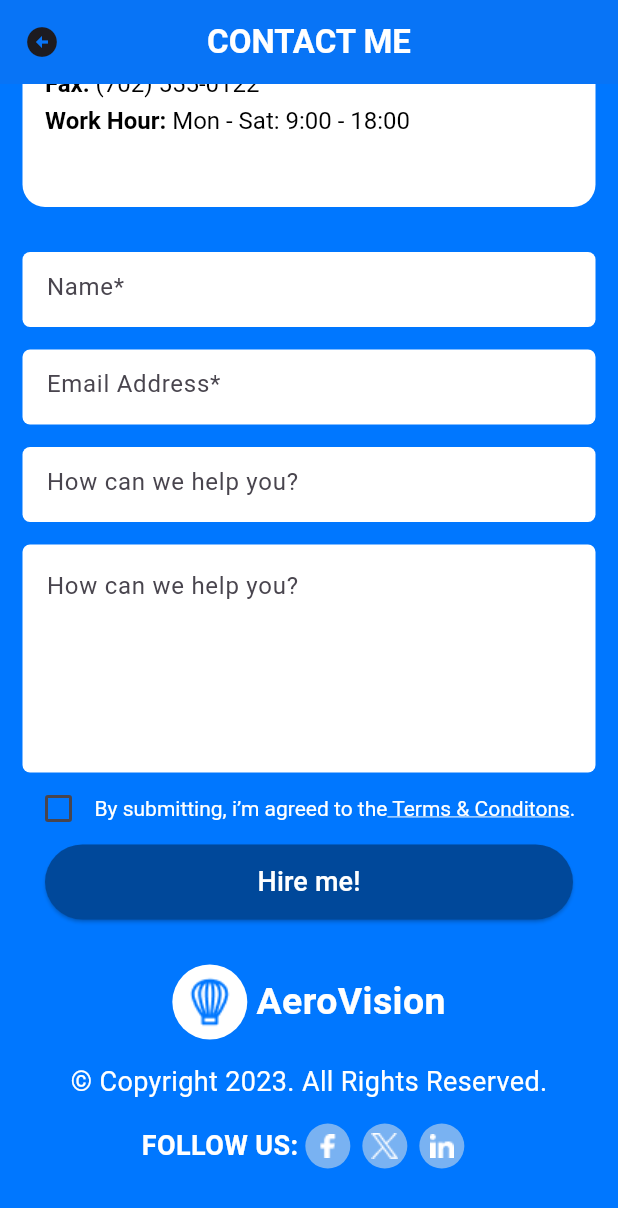
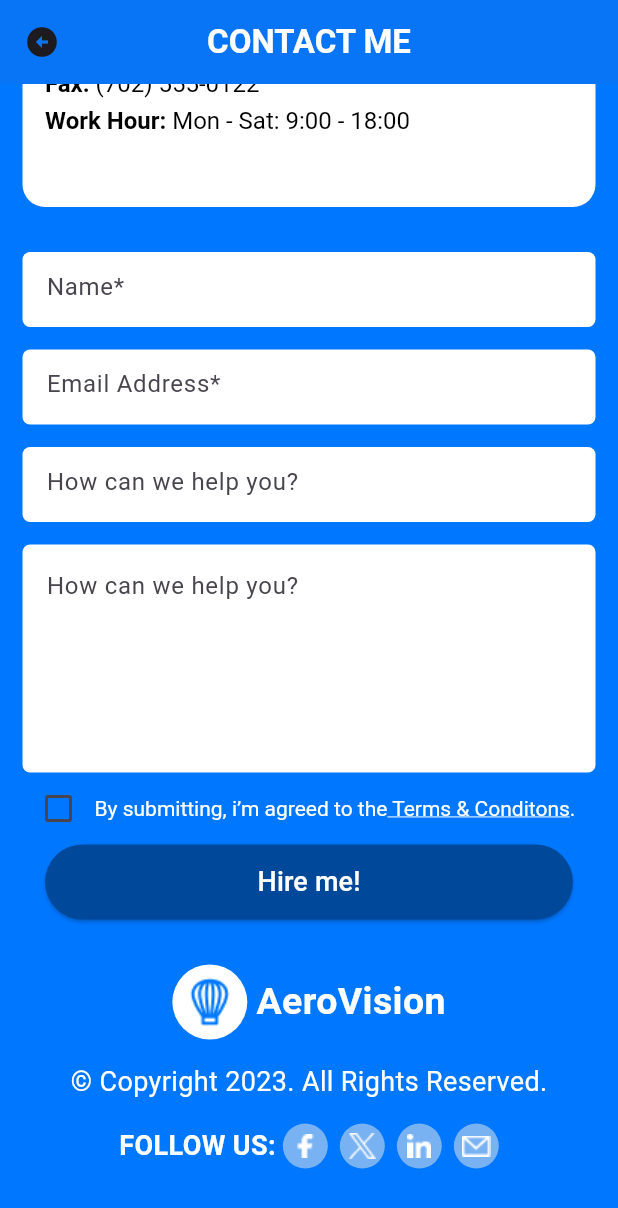
Before and after one commit to zhaoly58/portfolio_me, a Flutter app: the ContactMeScreen screen opened by its route, scrolled down 315 dp, on a phone screen of 412 x 824 dp. Shown: the top 1208 px of the screen. Run offline on Flutter 3.47's test engine with Material 3 defaults, Android fonts, the phone set to English and light mode, and no system bars; our stand-ins replace go_router, image_picker; missing offline and left inert: mailto.

Commit message:
socialとmailtoボタンを追加

```diff
--- a/lib/contact_me_screen.dart
+++ b/lib/contact_me_screen.dart
@@ -2,7 +2,9 @@ import 'package:flutter/gestures.dart';
 import 'package:flutter/material.dart';
 import 'package:go_router/go_router.dart';
 import 'package:portfolio_me/customWidget/input_field.dart';
+import 'package:portfolio_me/customWidget/round_email_button.dart';
 import 'package:portfolio_me/customWidget/round_social_button.dart';
+import 'package:url_launcher/url_launcher.dart';
 
 class ContactMeScreen extends StatefulWidget {
   const ContactMeScreen({super.key});
@@ -12,7 +14,7 @@ class ContactMeScreen extends StatefulWidget {
 }
 
 class _ContactMeScreenState extends State<ContactMeScreen> {
-  final String? facebookUrl = "https://www.facebook.com/login.php/";
+  final String? facebookUrl = "https://www.facebook.com/";
   final String? linkedinUrl = "https://www.linkedin.com/";
   final String? xUrl = "https://x.com/";
 
@@ -21,6 +23,13 @@ class _ContactMeScreenState extends State<ContactMeScreen> {
   TextEditingController helpController = TextEditingController();
 
   bool isChecked = false;
+
+  Future<void> launchURL() async {
+    final Uri url = Uri.parse("https://flutter.dev/");
+    if (!await launchUrl(url)) {
+      throw Exception("Can not open the website");
+    }
+  }
 
   @override
   Widget build(BuildContext context) {
@@ -309,20 +318,21 @@ class _ContactMeScreenState extends State<ContactMeScreen> {
                       ),
                       RoundSocialButton(
                         iconPath: "assets/icon/facebook.png",
-                        urlDestination: facebookUrl!,
+                        urlDestination: facebookUrl,
                       ),
                       SizedBox(width: 8),
                       RoundSocialButton(
                         iconPath: "assets/icon/twitter.png",
-                        urlDestination: xUrl!,
+                        urlDestination: xUrl,
                       ),
                       SizedBox(width: 8),
                       RoundSocialButton(
                         iconPath: "assets/icon/linkedin.png",
-                        urlDestination: linkedinUrl!,
+                        urlDestination: linkedinUrl,
                       ),
                       SizedBox(width: 8),
                       //RoundSocialButton(iconPath: "assets/icon/email.png"),
+                      RoundEmailButton(iconPath: "assets/icon/email.png"),
                     ],
                   ),
                   SizedBox(height: 30),
--- /dev/null
+++ b/lib/customWidget/round_email_button.dart
@@ -0,0 +1,55 @@
+import 'package:flutter/material.dart';
+import 'package:mailto/mailto.dart';
+import 'package:url_launcher/url_launcher.dart';
+
+class RoundEmailButton extends StatelessWidget {
+  final String? iconPath;
+
+  const RoundEmailButton({super.key, this.iconPath});
+
+  @override
+  Widget build(BuildContext context) {
+    return Container(
+      height: 30,
+      width: 30,
+      decoration: const BoxDecoration(
+        color: Color(0xFF79B2F2),
+        shape: BoxShape.circle,
+      ),
+      child: IconButton(
+        padding: EdgeInsets.zero,
+        // onPressed: () {
+        //   launchMailto() async {
+        //     final mailtoLink = Mailto(
+        //       to: ['to@example.com'],
+        //       cc: ['cc1@example.com', 'cc2@example.com'],
+        //       subject: 'mailto example subject',
+        //       body: 'mailto example body',
+        //     );
+        //     // Convert the Mailto instance into a string.
+        //     // Use either Dart's string interpolation
+        //     // or the toString() method.
+        //     await launch('$mailtoLink');
+        //   }
+        // },
+        onPressed: () async {
+          final mailtoLink = Mailto(
+            to: ['to@example.com'],
+            cc: ['cc1@example.com', 'cc2@example.com'],
+            subject: 'mailto example subject',
+            body: 'mailto example body',
+          );
+
+          final uri = Uri.parse(mailtoLink.toString());
+
+          if (await canLaunchUrl(uri)) {
+            await launchUrl(uri);
+          } else {
+            throw Exception('Could not launch email client');
+          }
+        },
+        icon: Image.asset("$iconPath"),
+      ),
+    );
+  }
+}
--- a/lib/customWidget/round_social_button.dart
+++ b/lib/customWidget/round_social_button.dart
@@ -29,6 +29,7 @@ class RoundSocialButton extends StatelessWidget {
       ),
       child: IconButton(
         padding: EdgeInsets.zero,
+
         onPressed: () async {
           await launchURL();
         },
--- a/pubspec.yaml
+++ b/pubspec.yaml
@@ -38,6 +38,7 @@ dependencies:
   image_picker: ^1.1.2
   url_launcher: ^6.3.1
   fluttertoast: ^8.2.12
+  mailto: ^2.0.0
 
 dev_dependencies:
   flutter_test:
```
Also changed, not shown: pubspec.lock.
